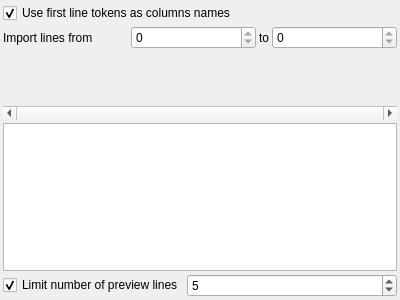
Old version of the form library/tulip-qt/designer/CSVImportConfigurationWidget.ui in the repository jalamao/tulip-1.
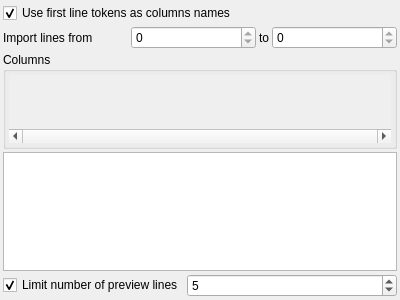
New version of the form. Custom widgets are drawn as their Qt base class.

Commit message: Adding frame surrounding column list.

What changed in the file:
```diff
--- a/library/tulip-qt/designer/CSVImportConfigurationWidget.ui
+++ b/library/tulip-qt/designer/CSVImportConfigurationWidget.ui
@@ -69,6 +69,24 @@
     </layout>
    </item>
    <item>
+    <widget class="QGroupBox" name="groupBox">
+     <property name="sizePolicy">
+      <sizepolicy hsizetype="Expanding" vsizetype="Fixed">
+       <horstretch>0</horstretch>
+       <verstretch>0</verstretch>
+      </sizepolicy>
+     </property>
+     <property name="title">
+      <string>Columns</string>
+     </property>
+     <layout class="QVBoxLayout" name="verticalLayout_2">
+      <property name="spacing">
+       <number>0</number>
+      </property>
+      <property name="margin">
+       <number>3</number>
+      </property>
+      <item>
     <widget class="QScrollArea" name="propertiesListScrollArea">
      <property name="sizePolicy">
       <sizepolicy hsizetype="Expanding" vsizetype="Fixed">
@@ -124,6 +142,9 @@
        </property>
       </layout>
      </widget>
+       </widget>
+      </item>
+     </layout>
     </widget>
    </item>
    <item>
```
Lines whose indentation alone changed are shown as unchanged.
